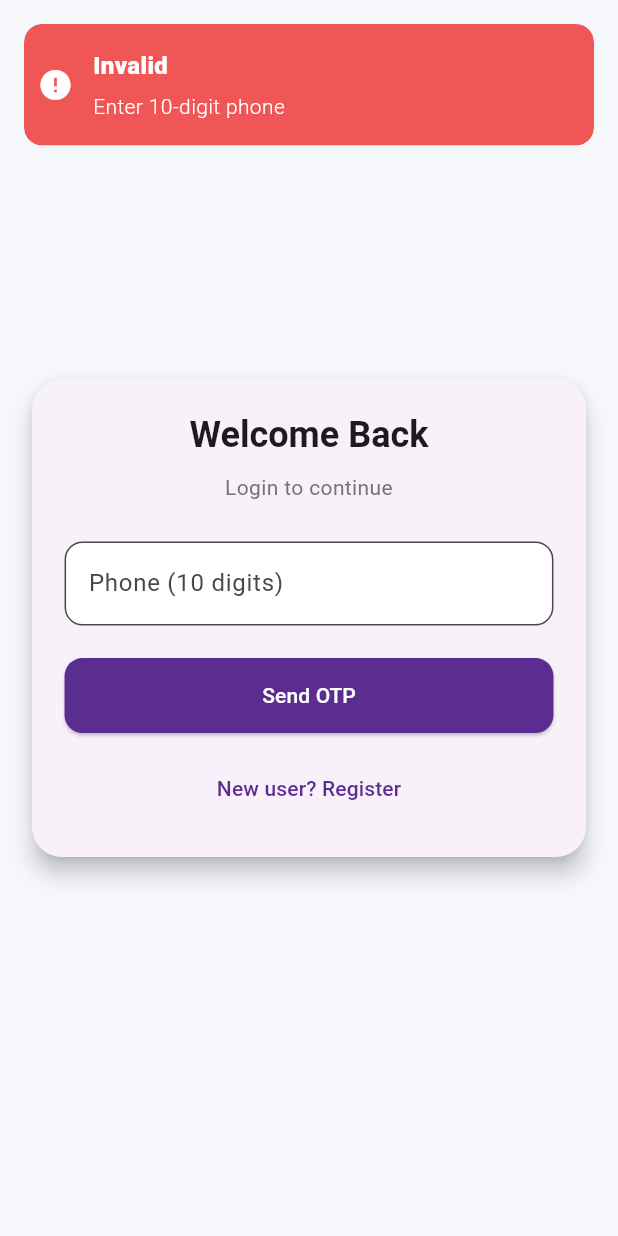
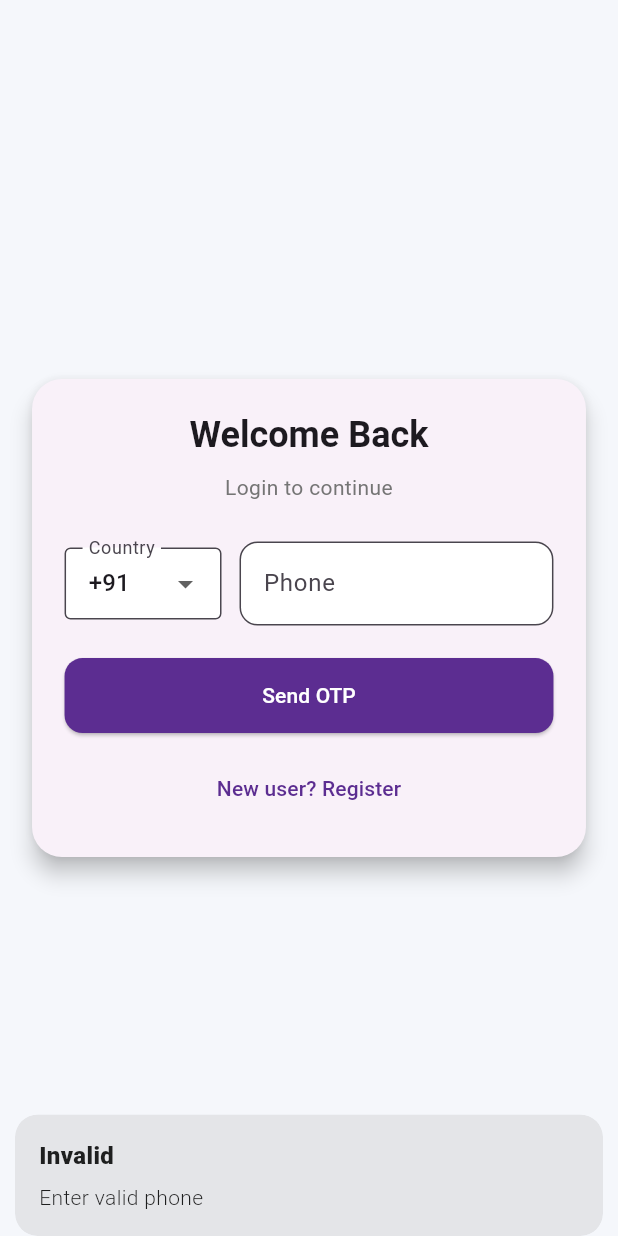
Before and after one commit to SrivalliGottipati/Influencer, a Flutter app: the screen it shows after launch, after a tap on "Send OTP", on a phone screen of 412 x 824 dp. Run offline on Flutter 3.47's test engine with Material 3 defaults, Android fonts, the phone set to English and light mode, and no system bars; our stand-ins replace dio, flutter_secure_storage, get, google_fonts, image_picker, share_plus and 1 more; accounts and stored records are empty.

Commit message:
OTP generation

```diff
--- a/lib/app_binding.dart
+++ b/lib/app_binding.dart
@@ -1,5 +1,10 @@
 import 'package:get/get.dart';
+import 'package:dio/dio.dart';
+
+import 'config/env.dart';
 import 'core/services/api_client.dart';
+import 'core/services/secure_store.dart';
+import 'core/services/whatsapp_service.dart';
 import 'data/repositories/auth_repository.dart';
 import 'data/repositories/kyc_repository.dart';
 import 'data/repositories/video_repository.dart';
@@ -10,14 +15,29 @@ class AppBinding extends Bindings {
   @override
   void dependencies() {
     // Core singletons
-    Get.put<ApiClient>(ApiClient(), permanent: true);
+    Get.put<ApiClient>(ApiClient(baseUrl: Env.waBaseUrl), permanent: true);
+
+    // Secure storage & services
+    Get.put<SecureStore>(SecureStore(), permanent: true);
+    Get.put<WhatsAppService>(
+      WhatsAppService(Dio()), // ✅ supply a fresh Dio instance
+      permanent: true,
+    );
 
     // Repositories
-    Get.put<IAuthRepository>(AuthRepository(Get.find()), permanent: true);
-    // Get.put<IKycRepository>(KycRepository(Get.find()), permanent: true);
     Get.put<KycRepository>(KycRepository(), permanent: true);
     Get.put<IVideoRepository>(VideoRepository(Get.find()), permanent: true);
     Get.put<IReferralRepository>(ReferralRepository(Get.find()), permanent: true);
     Get.put<IWalletRepository>(WalletRepository(Get.find()), permanent: true);
+
+    // Auth repository now has everything it needs
+    Get.put<IAuthRepository>(
+      AuthRepository(
+        Get.find<ApiClient>(),
+        Get.find<SecureStore>(),
+        Get.find<WhatsAppService>(),
+      ),
+      permanent: true,
+    );
   }
 }
--- a/lib/config/app_pages.dart
+++ b/lib/config/app_pages.dart
@@ -36,7 +36,7 @@ import '../features/notifications/notifications_binding.dart';
 class AppPages {
   static final routes = [
     GetPage(name: Routes.splash, page: () => const SplashScreen()),
-    GetPage(name: Routes.login, page: () => const LoginView(), binding: AuthBinding()),
+    GetPage(name: Routes.login, page: () => LoginView(), binding: AuthBinding()),
     GetPage(name: Routes.register, page: () => const RegisterView(), binding: AuthBinding()),
     GetPage(name: Routes.otp, page: () => const OtpView(), binding: AuthBinding()),
 
--- a/lib/config/env.dart
+++ b/lib/config/env.dart
@@ -1,18 +1,24 @@
 class Env {
-  // Set to false when you have a backend
-  static const bool useMocks = true;
+  /// Feature toggles
+  static const bool useMocks = true; // ✅ mocks for everything except OTP
+  static const bool useWhatsAppOtp = true; // ✅ always live for OTP
 
-  // Set baseUrl when useMocks = false
-  static const String baseUrl = 'https://api.yourdomain.com';
+  /// WhatsApp API credentials
+  static const String waBaseUrl = 'https://whatsapp.devsecit.com/send-message';
+  static const String waApiKey  = 'rQnSOZ9zXWz65BQQyUtoKEs0lmQoc3';
+  static const String waSender  = '919531654045';
 
-  // Endpoints (placeholders)
-  static const String epLogin = '/auth/login';
-  static const String epRegister = '/auth/register';
-  static const String epSendOtp = '/auth/send-otp';
+  /// OTP config
+  static const int otpLength = 6;
+  static const Duration otpTtl = Duration(minutes: 5);
+
+  /// API Endpoints (these will be mocked when useMocks = true)
+  static const String epLogin     = '/auth/login';
+  static const String epRegister  = '/auth/register';
   static const String epVerifyOtp = '/auth/verify-otp';
-  static const String epKyc = '/kyc/submit';
+  static const String epKyc       = '/kyc/submit';
   static const String epUploadVideo = '/videos';
   static const String epDashboard = '/dashboard/summary';
   static const String epReferrals = '/referrals';
-  static const String epWallet = '/wallet';
+  static const String epWallet    = '/wallet';
 }
--- a/lib/core/services/api_client.dart
+++ b/lib/core/services/api_client.dart
@@ -2,17 +2,39 @@ import 'package:dio/dio.dart';
 import '../../config/env.dart';
 
 class ApiClient {
-  ApiClient() {
-    final base = BaseOptions(baseUrl: Env.baseUrl, connectTimeout: const Duration(seconds: 15), receiveTimeout: const Duration(seconds: 15), contentType: 'application/json');
-    dio = Dio(base);
+  ApiClient({String? baseUrl}) {
+    dio = Dio(BaseOptions(
+      baseUrl: baseUrl ?? '',
+      connectTimeout: const Duration(seconds: 15),
+      receiveTimeout: const Duration(seconds: 15),
+    ));
 
-    dio.interceptors.add(InterceptorsWrapper(
-      onRequest: (options, handler) {
-        // TODO: attach token from secure store
-        return handler.next(options);
-      },
-      onError: (err, handler) => handler.next(err),
-    ));
+    if (Env.useMocks) {
+      dio.interceptors.add(InterceptorsWrapper(
+        onRequest: (options, handler) {
+          // 🚫 Don’t mock OTP calls
+          if (options.path.contains(Env.waBaseUrl)) {
+            return handler.next(options);
+          }
+
+          // ✅ Mock everything else
+          switch (options.path) {
+            case Env.epLogin:
+              return handler.resolve(Response(
+                requestOptions: options,
+                data: {"status": true, "token": "mock-token"},
+              ));
+            case Env.epDashboard:
+              return handler.resolve(Response(
+                requestOptions: options,
+                data: {"status": true, "summary": {"balance": 5000}},
+              ));
+          // add more mocks as needed
+          }
+          return handler.next(options);
+        },
+      ));
+    }
   }
 
   late final Dio dio;
--- a/lib/data/models/auth_models.dart
+++ b/lib/data/models/auth_models.dart
@@ -12,9 +12,10 @@ class RegisterRequest {
 }
 
 class OtpVerifyRequest {
-  OtpVerifyRequest({required this.otp});
+  OtpVerifyRequest({required this.otp, required this.phone});
   final String otp;
-  Map<String, dynamic> toJson() => {'otp': otp};
+  final String phone;
+  Map<String, dynamic> toJson() => {'otp': otp, 'phone': phone};
 }
 
 class AuthUser {
--- a/lib/features/auth/auth_binding.dart
+++ b/lib/features/auth/auth_binding.dart
@@ -5,6 +5,8 @@ import 'auth_controller.dart';
 class AuthBinding extends Bindings {
   @override
   void dependencies() {
-    Get.lazyPut<AuthController>(() => AuthController(Get.find<IAuthRepository>()));
+    Get.lazyPut<AuthController>(
+          () => AuthController(Get.find<IAuthRepository>()),
+    );
   }
 }
--- a/lib/features/auth/auth_controller.dart
+++ b/lib/features/auth/auth_controller.dart
@@ -1,8 +1,80 @@
+// import 'package:get/get.dart';
+// import '../../data/models/auth_models.dart';
+// import '../../data/repositories/auth_repository.dart';
+// import '../../core/utils/validators.dart';
+// import '../../config/app_routes.dart';
+//
+// class AuthController extends GetxController {
+//   AuthController(this.repo);
+//   final IAuthRepository repo;
+//
+//   final phone = ''.obs;
+//   final name  = ''.obs;
+//   final otp   = ''.obs;
+//   final loading = false.obs;
+//
+//   void _snack(String title, String msg) =>
+//       Get.snackbar(title, msg, snackPosition: SnackPosition.BOTTOM);
+//
+//   Future<void> sendLoginOtp() async {
+//     if (!Validators.isPhone(phone.value)) {
+//       _snack('Invalid', 'Enter 10-digit phone');
+//       return;
+//     }
+//     loading.value = true;
+//     try {
+//       await repo.login(LoginRequest(phone: phone.value));
+//       _snack('OTP Sent', 'OTP sent to ${phone.value}');
+//       Get.toNamed(Routes.otp);
+//     } catch (e) {
+//       _snack('Error', 'Failed to send OTP');
+//     } finally {
+//       loading.value = false;
+//     }
+//   }
+//
+//   Future<void> register() async {
+//     if (name.value.isEmpty || !Validators.isPhone(phone.value)) {
+//       _snack('Invalid', 'Name & 10-digit phone required');
+//       return;
+//     }
+//     loading.value = true;
+//     try {
+//       await repo.register(RegisterRequest(name: name.value, phone: phone.value));
+//       _snack('Success', 'Registration OTP sent');
+//       Get.toNamed(Routes.otp);
+//     } catch (e) {
+//       _snack('Error', 'Failed to send OTP');
+//     } finally {
+//       loading.value = false;
+//     }
+//   }
+//
+//   Future<void> verifyOtp() async {
+//     if (!Validators.isOtp(otp.value)) {
+//       _snack('Invalid', 'Enter 6-digit OTP');
+//       return;
+//     }
+//     loading.value = true;
+//     try {
+//       final ok = await repo.verifyOtp(OtpVerifyRequest(otp: otp.value, phone: phone.value));
+//       if (ok) {
+//         _snack('Welcome', 'Login successful');
+//         Get.offAllNamed(Routes.shell); // or Routes.dashboard
+//       } else {
+//         _snack('Error', 'Incorrect or expired OTP');
+//       }
+//     } finally {
+//       loading.value = false;
+//     }
+//   }
+// }
+
+
 import 'package:get/get.dart';
 import '../../data/models/auth_models.dart';
 import '../../data/repositories/auth_repository.dart';
 import '../../core/utils/validators.dart';
-import '../../core/services/notification_service.dart';
 import '../../config/app_routes.dart';
 
 class AuthController extends GetxController {
@@ -10,48 +82,72 @@ class AuthController extends GetxController {
   final IAuthRepository repo;
 
   final phone = ''.obs;
-  final name = ''.obs;
-  final otp = ''.obs;
+  final name  = ''.obs;
+  final otp   = ''.obs;
   final loading = false.obs;
+
+  // ✅ new: track selected country code (default India)
+  final countryCode = '91'.obs;
+
+  void _snack(String title, String msg) =>
+      Get.snackbar(title, msg, snackPosition: SnackPosition.BOTTOM);
 
   Future<void> sendLoginOtp() async {
     if (!Validators.isPhone(phone.value)) {
-      NotificationService.showError('Invalid', 'Enter 10-digit phone');
+      _snack('Invalid', 'Enter valid phone');
       return;
     }
     loading.value = true;
-    await repo.login(LoginRequest(phone: phone.value));
-    loading.value = false;
-    NotificationService.showOtpSent(phone.value);
-    Get.toNamed(Routes.otp);
+    try {
+      final fullPhone = "${countryCode.value}${phone.value}";
+      await repo.login(LoginRequest(phone: fullPhone));
+      _snack('OTP Sent', 'OTP sent to $fullPhone');
+      Get.toNamed(Routes.otp);
+    } catch (e) {
+      _snack('Error', 'Failed to send OTP');
+    } finally {
+      loading.value = false;
+    }
   }
 
   Future<void> register() async {
     if (name.value.isEmpty || !Validators.isPhone(phone.value)) {
-      NotificationService.showError('Invalid', 'Name & 10-digit phone required');
+      _snack('Invalid', 'Name & valid phone required');
       return;
     }
     loading.value = true;
-    await repo.register(RegisterRequest(name: name.value, phone: phone.value));
-    loading.value = false;
-    NotificationService.showRegistrationSuccess(name.value);
-    Get.toNamed(Routes.otp);
+    try {
+      final fullPhone = "${countryCode.value}${phone.value}";
+      await repo.register(RegisterRequest(name: name.value, phone: fullPhone));
+      _snack('Success', 'Registration OTP sent');
+      Get.toNamed(Routes.otp);
+    } catch (e) {
+      _snack('Error', 'Failed to send OTP');
+    } finally {
+      loading.value = false;
+    }
   }
 
   Future<void> verifyOtp() async {
     if (!Validators.isOtp(otp.value)) {
-      NotificationService.showError('Invalid', 'Enter 6-digit OTP');
+      _snack('Invalid', 'Enter 6-digit OTP');
       return;
     }
     loading.value = true;
-    final ok = await repo.verifyOtp(OtpVerifyRequest(otp: otp.value));
-    loading.value = false;
-    if (ok) {
-      NotificationService.showLoginSuccess(phone.value);
-      // Get.offAllNamed(Routes.dashboard);
-      Get.offAllNamed(Routes.shell);
-    } else {
-      NotificationService.showError('Error', 'Incorrect OTP');
+    try {
+      final fullPhone = "${countryCode.value}${phone.value}";
+      final ok = await repo.verifyOtp(OtpVerifyRequest(
+        otp: otp.value,
+        phone: fullPhone,
+      ));
+      if (ok) {
+        _snack('Welcome', 'Login successful');
+        Get.offAllNamed(Routes.shell); // or Routes.dashboard
+      } else {
+        _snack('Error', 'Incorrect or expired OTP');
+      }
+    } finally {
+      loading.value = false;
     }
   }
 }
--- a/lib/features/auth/login_view.dart
+++ b/lib/features/auth/login_view.dart
@@ -47,11 +47,46 @@ class LoginView extends GetView<AuthController> {
                     ),
                     SizedBox(height: context.responsive.spacing(24)),
 
-                    /// Phone Input
-                    AppInput(
-                      controller: phoneCtrl,
-                      label: 'Phone (10 digits)',
-                      keyboardType: TextInputType.phone,
+                    /// Country dropdown + phone input
+                    Row(
+                      children: [
+                        // Country dropdown
+                        Expanded(
+                          flex: 2,
+                          child: DropdownButtonFormField<String>(
+                            value: controller.countryCode.value,
+                            items: const [
+                              DropdownMenuItem(
+                                value: '91',
+                                child: Text("+91"),
+                              ),
+                              DropdownMenuItem(
+                                value: '1',
+                                child: Text("+1"),
+                              ),
+                            ],
+                            onChanged: (val) {
+                              if (val != null) controller.countryCode.value = val;
+                            },
+                            decoration: const InputDecoration(
+                              labelText: "Country",
+                              border: OutlineInputBorder(),
+                              contentPadding: EdgeInsets.symmetric(horizontal: 12, vertical: 8),
+                            ),
+                          ),
+                        ),
+                        const SizedBox(width: 12),
+
+                        // Phone input
+                        Expanded(
+                          flex: 4,
+                          child: AppInput(
+                            controller: phoneCtrl,
+                            label: 'Phone',
+                            keyboardType: TextInputType.phone,
+                          ),
+                        ),
+                      ],
                     ),
                     SizedBox(height: context.responsive.spacing(20)),
 
```
Also changed, not shown: lib/core/services/secure_store.dart (+27 -4 lines), lib/core/services/whatsapp_service.dart (+25 -4 lines), lib/data/repositories/auth_repository.dart (+70 -10 lines), lib/features/kyc/kyc_controller.dart (+0 -156 lines), lib/main.dart (+0 -73 lines).
